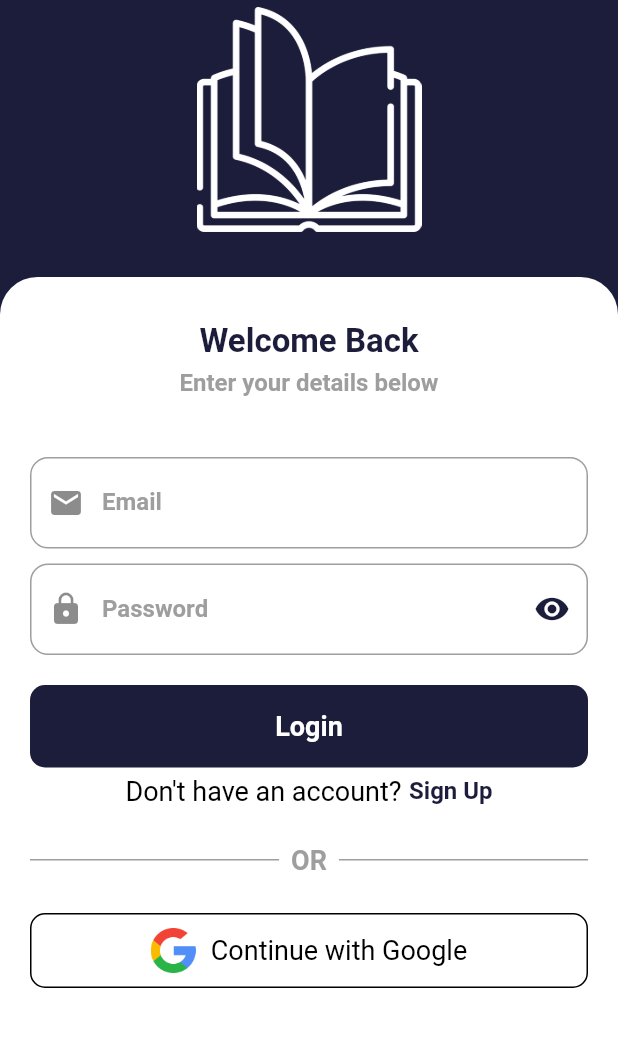
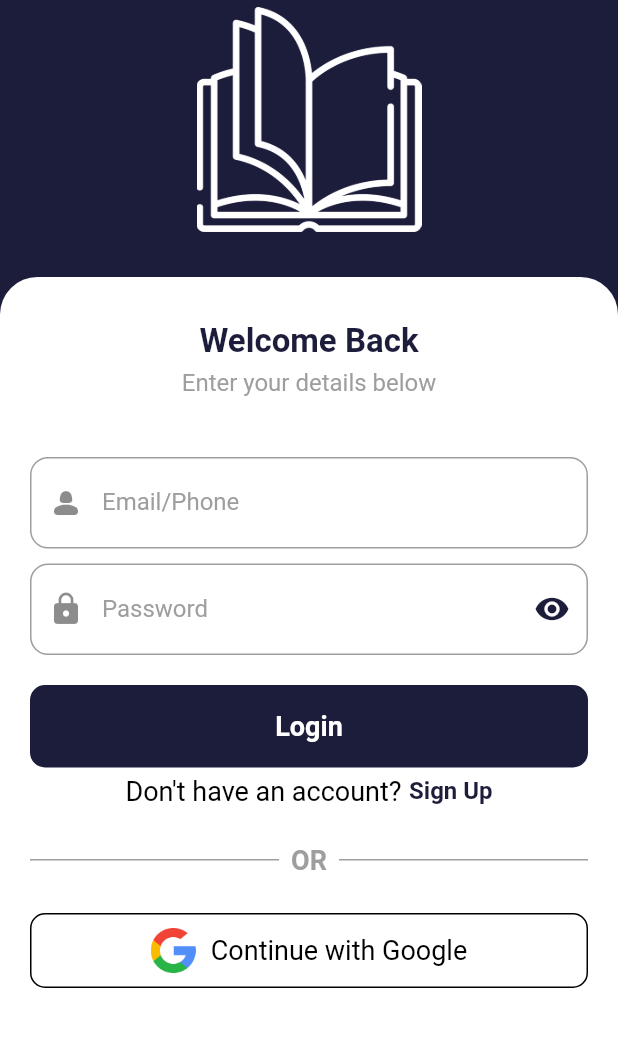
Before and after one commit to nasifayc/delta-bookstore-flutter, a Flutter app: the LoginPage screen opened by its route, after a tap on "Sign Up", after a tap on "Email", after a tap on "Login", on a phone screen of 412 x 824 dp, the part 62-1109 px from its top. Run offline on Flutter 3.47's test engine with Material 3 defaults, Android fonts, the light colour scheme and no system bars; our stand-ins replace equatable, flutter_bloc, shared_preferences; accounts and stored records are empty; Roboto replaces fonts that are missing (roboto).

Commit message:
fix: sign up page fixed

```diff
--- a/delta_ebookstore_app/lib/main.dart
+++ b/delta_ebookstore_app/lib/main.dart
@@ -1,3 +1,4 @@
+import 'package:delta_ebookstore_app/controllers/auth/auth_cubit.dart';
 import 'package:delta_ebookstore_app/controllers/bottom_nav/bottom_nav_cubit.dart';
 import 'package:delta_ebookstore_app/controllers/theme/theme_cubit.dart';
 import 'package:delta_ebookstore_app/core/app_navigator.dart';
@@ -6,6 +7,7 @@ import 'package:delta_ebookstore_app/screens/layouts/login_page.dart';
 import 'package:delta_ebookstore_app/screens/layouts/otp_screen.dart';
 import 'package:delta_ebookstore_app/screens/layouts/setting_page.dart';
 import 'package:delta_ebookstore_app/screens/layouts/sign_up_page.dart';
+import 'package:delta_ebookstore_app/services/auth/auth_service.dart';
 import 'package:flutter/material.dart';
 import 'package:flutter_bloc/flutter_bloc.dart';
 
@@ -21,6 +23,8 @@ class MyApp extends StatelessWidget {
   Widget build(BuildContext context) {
     return MultiBlocProvider(
       providers: [
+        BlocProvider(
+            create: (context) => AuthCubit(authService: AuthService())),
         BlocProvider(create: (context) => BottomNavCubit()),
         BlocProvider(create: (context) => ThemeCubit()),
       ],
--- a/delta_ebookstore_app/lib/screens/layouts/sign_up_page.dart
+++ b/delta_ebookstore_app/lib/screens/layouts/sign_up_page.dart
@@ -1,7 +1,10 @@
+import 'package:delta_ebookstore_app/controllers/auth/auth_cubit.dart';
+import 'package:delta_ebookstore_app/controllers/auth/auth_state.dart';
 import 'package:delta_ebookstore_app/core/theme/app_theme.dart';
 import 'package:delta_ebookstore_app/widgets/signup/signup_from.dart';
 import 'package:delta_ebookstore_app/widgets/welcome_card.dart';
 import 'package:flutter/material.dart';
+import 'package:flutter_bloc/flutter_bloc.dart';
 
 class SignUpPage extends StatefulWidget {
   const SignUpPage({super.key});
@@ -16,8 +19,18 @@ class _SignUpPageState extends State<SignUpPage> {
     AppTheme theme = AppTheme.of(context);
     return Scaffold(
       backgroundColor: theme.primary,
-      body: const SafeArea(
-        child: Column(
+      body: SafeArea(
+        child: BlocListener<AuthCubit, AuthState>(
+          listener: (context, state) {
+            if (state is AuthFailed) {
+              ScaffoldMessenger.of(context)
+                  .showSnackBar(SnackBar(content: Text(state.errorMessage)));
+            }
+            if (state is OtpPending) {
+              Navigator.of(context).pushNamed('/otp');
+            }
+          },
+          child: const Column(
             children: [
               WelcomeCard(),
               SizedBox(
@@ -27,6 +40,7 @@ class _SignUpPageState extends State<SignUpPage> {
             ],
           ),
         ),
+      ),
     );
   }
 }
--- a/delta_ebookstore_app/lib/widgets/login/login_form.dart
+++ b/delta_ebookstore_app/lib/widgets/login/login_form.dart
@@ -14,8 +14,15 @@ class LoginForm extends StatefulWidget {
 
 class _LoginFormState extends State<LoginForm> {
   final _formKey = GlobalKey<FormState>();
-  final TextEditingController _emailController = TextEditingController();
+  final TextEditingController _userController = TextEditingController();
   final TextEditingController _passwordController = TextEditingController();
+
+  @override
+  void dispose() {
+    _userController.dispose();
+    _passwordController.dispose();
+    super.dispose();
+  }
 
   @override
   Widget build(BuildContext context) {
@@ -42,21 +49,23 @@ class _LoginFormState extends State<LoginForm> {
                 ),
                 Text(
                   "Enter your details below",
-                  style: theme.typography.titleSmall,
+                  style: theme.typography.titleSmall
+                      .copyWith(fontWeight: FontWeight.normal),
                 ),
                 const SizedBox(
                   height: 40,
                 ),
                 formComponents.buildNormalTextField(
-                  _emailController,
+                  _userController,
                   Text(
-                    'Email',
-                    style: theme.typography.titleSmall,
+                    'Email/Phone',
+                    style: theme.typography.titleSmall
+                        .copyWith(fontWeight: FontWeight.normal),
                   ),
-                  prefixIcon: const Icon(Icons.email),
+                  prefixIcon: const Icon(Icons.person_2_rounded),
                   validator: (value) {
                     if (value == null || value.isEmpty) {
-                      return 'username is required!';
+                      return 'email/phone number is required!';
                     }
 
                     return null;
@@ -69,7 +78,8 @@ class _LoginFormState extends State<LoginForm> {
                   _passwordController,
                   Text(
                     'Password',
-                    style: theme.typography.titleSmall,
+                    style: theme.typography.titleSmall
+                        .copyWith(fontWeight: FontWeight.normal),
                   ),
                   prefixIcon: const Icon(Icons.lock),
                   validator: (value) {
@@ -86,18 +96,7 @@ class _LoginFormState extends State<LoginForm> {
                 PrimaryButton(
                     onPressed: () {
                       if (_formKey.currentState?.validate() ?? false) {
-                        // ScaffoldMessenger.of(context).showSnackBar(SnackBar(
-                        //   content: const Text("Welcome!"),
-                        //   backgroundColor: theme.primary,
-                        // ));
-
                         Navigator.of(context).pushNamed('/otp');
-                        // Navigator.of(context).pushAndRemoveUntil(
-                        //   MaterialPageRoute(
-                        //       builder: (context) =>
-                        //           const LandingPage()), // Your main screen widget
-                        //   (route) => false,
-                        // );
                       }
                     },
                     color: theme.primary,
--- a/delta_ebookstore_app/lib/widgets/signup/signup_from.dart
+++ b/delta_ebookstore_app/lib/widgets/signup/signup_from.dart
@@ -1,9 +1,12 @@
+import 'package:delta_ebookstore_app/controllers/auth/auth_cubit.dart';
+import 'package:delta_ebookstore_app/controllers/auth/auth_state.dart';
 import 'package:delta_ebookstore_app/core/theme/app_theme.dart';
 import 'package:delta_ebookstore_app/widgets/common/form_components.dart';
 import 'package:delta_ebookstore_app/widgets/common/google_auth_button.dart';
 import 'package:delta_ebookstore_app/widgets/common/or_divider.dart';
 import 'package:delta_ebookstore_app/widgets/common/primary_button.dart';
 import 'package:flutter/material.dart';
+import 'package:flutter_bloc/flutter_bloc.dart';
 
 class SignupFrom extends StatefulWidget {
   const SignupFrom({super.key});
@@ -247,23 +250,37 @@ class _SignupFromState extends State<SignupFrom> {
                 const SizedBox(
                   height: 20,
                 ),
-                PrimaryButton(
+                BlocBuilder<AuthCubit, AuthState>(
+                  builder: (context, state) {
+                    return PrimaryButton(
                       onPressed: () {
                         if (_formKey.currentState?.validate() ?? false) {
-                      ScaffoldMessenger.of(context).showSnackBar(
-                        SnackBar(
-                          content: const Text("Data Submitted successfully"),
-                          backgroundColor: theme.primary,
-                        ),
-                      );
-                      Navigator.of(context).pushNamed('/otp');
+                          if (_isPhoneSelected) {
+                            context.read<AuthCubit>().signUpPhone(
+                                _usernameController.text.trim(),
+                                _phoneController.text.trim(),
+                                _passwordController.text.trim(),
+                                _confirmController.text.trim());
+                          } else {
+                            context.read<AuthCubit>().signUpEmail(
+                                _usernameController.text.trim(),
+                                _emailController.text.trim(),
+                                _passwordController.text.trim(),
+                                _confirmController.text.trim());
+                          }
                         }
                       },
                       color: theme.primary,
-                  child: Text(
+                      child: state is Authenticating
+                          ? CircularProgressIndicator(
+                              color: theme.primary,
+                            )
+                          : Text(
                               'Sign Up',
                               style: theme.typography.bodyMediumWhite,
                             ),
+                    );
+                  },
                 ),
                 const SizedBox(
                   height: 5,
```
Also changed, not shown: delta_ebookstore_app/lib/screens/layouts/otp_screen.dart (+22 -1 lines), delta_ebookstore_app/lib/widgets/otp/pin_form.dart (+97 -137 lines). Lines whose indentation alone changed are shown as unchanged.
